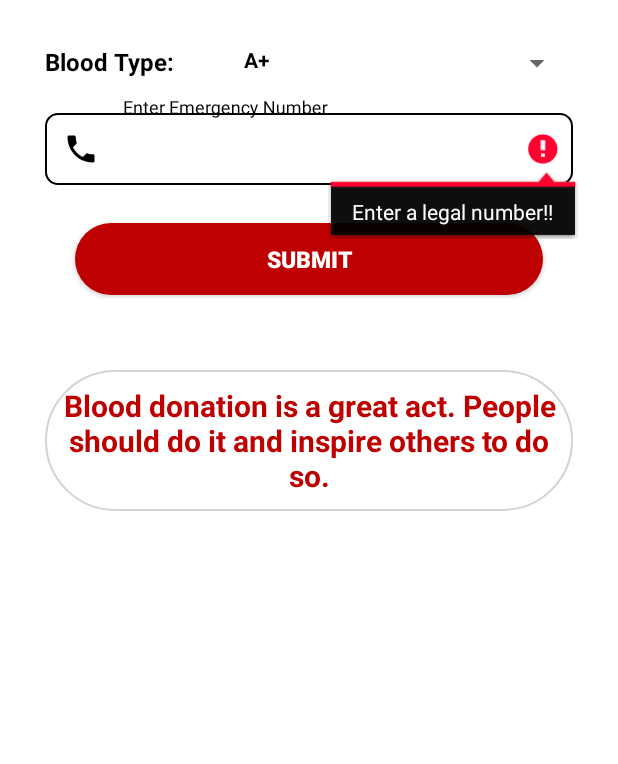
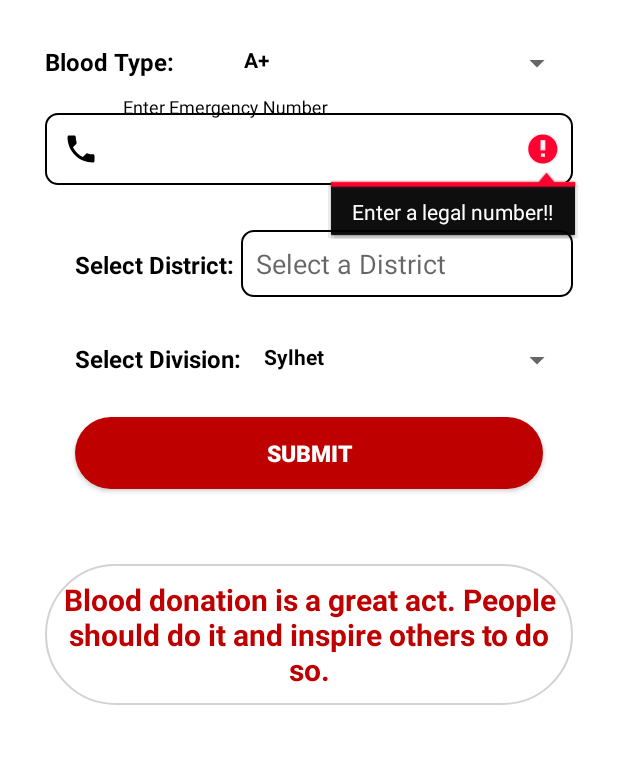
Before and after one commit to AbidAhmed2018831062/Blood-Donor, an Android app: the DonorReg screen opened directly, with no data from a screen before it, after a tap on "SUBMIT", on a phone screen of 412 x 824 dp, the part 218-982 px from its top. Run offline under Robolectric (Android 15) with nearby library versions, the light colour scheme and no system bars; our stand-ins replace Firebase (no records; nobody signed in at launch, a user with empty details on screens opened directly).

Commit message:
Second Commit of bLood donor

```diff
--- a/app/src/main/java/com/hack/blooddonor/DonorReg.java
+++ b/app/src/main/java/com/hack/blooddonor/DonorReg.java
@@ -6,6 +6,7 @@ import android.content.Intent;
 import android.os.Bundle;
 import android.view.View;
 import android.widget.ArrayAdapter;
+import android.widget.AutoCompleteTextView;
 import android.widget.Button;
 import android.widget.EditText;
 import android.widget.Spinner;
@@ -20,6 +21,9 @@ public class DonorReg extends AppCompatActivity {
     Spinner blood;
     String bl[],di[],div[];
     EditText phone;
+    Spinner division;
+    AutoCompleteTextView district;
+    ArrayAdapter<String> adapter;
     Button submit;
     @Override
     protected void onCreate(Bundle savedInstanceState) {
@@ -29,12 +33,25 @@ public class DonorReg extends AppCompatActivity {
         bl=getResources().getStringArray(R.array.BloodTypes);
         ArrayAdapter<String> ar=new ArrayAdapter<String>(this, R.layout.education,R.id.Edu,bl);
         blood.setAdapter(ar);
+        district=(AutoCompleteTextView) findViewById(R.id.district);
+        di=getResources().getStringArray(R.array.districts);
+        district.setThreshold(1);
+        adapter = new ArrayAdapter<String>(DonorReg.this,
+                R.layout.education, di);
+        district.setAdapter(adapter);
+        division=(Spinner)findViewById(R.id.division);
+
+        div=getResources().getStringArray(R.array.divisions);
+        ArrayAdapter<String> a1r=new ArrayAdapter<String>(this, R.layout.education,R.id.Edu,di);
+        district.setAdapter(a1r);
+        ArrayAdapter<String> ar2=new ArrayAdapter<String>(this, R.layout.education,R.id.Edu,div);
+        division.setAdapter(ar2);
         phone=(EditText)findViewById(R.id.phone);
         submit=(Button)findViewById(R.id.submit);
         submit.setOnClickListener(new View.OnClickListener() {
             @Override
             public void onClick(View view) {
-                if (phone.getText().toString().length() == 11) {
+                if (phone.getText().toString().length() == 11&&!district.getText().toString().equals("")) {
                     SessionManager sh2 = new SessionManager(getApplicationContext(), SessionManager.USERSESSION);
 
                     SessionManager sh = new SessionManager(getApplicationContext(), SessionManager.USERSESSION);
@@ -43,10 +60,10 @@ public class DonorReg extends AppCompatActivity {
                     String token = hm.get(SessionManager.TOKEN);
                     String name = hm.get(SessionManager.FULLNAME);
                     String url = hm.get(SessionManager.URL);
-                    String phone1 = hm.get(SessionManager.PHONE);
+                    String phone1 = phone.getText().toString();
                     String pass = hm.get(SessionManager.PASS);
-                    String dis = hm.get(SessionManager.DISTRICT);
-                    String div = hm.get(SessionManager.DIVISION);
+                    String dis = district.getText().toString();
+                    String div = division.getSelectedItem().toString();
                     String email1 = "";
                     sh2.loginSession(name,email,phone1,pass,url,"Yes",token,div,dis);
                     for (int i = 0; i < email.length(); i++) {
@@ -54,6 +71,12 @@ public class DonorReg extends AppCompatActivity {
                             break;
                         email1 += email.charAt(i);
                     }
+                    HashMap pu=new HashMap();
+                    pu.put("phone",phone1);
+                    pu.put("Division",div);
+                    pu.put("District",div);
+                    FirebaseDatabase.getInstance().getReference("Users").child(email1).
+                            updateChildren(pu);
                     Random rn=new Random();
                     long pk=rn.nextInt(10000000);
 
--- a/app/src/main/res/layout/activity_donor_reg.xml
+++ b/app/src/main/res/layout/activity_donor_reg.xml
@@ -81,6 +81,59 @@
                 android:padding="10dp"/>
 
         </com.google.android.material.textfield.TextInputLayout>
+        <LinearLayout
+            android:layout_width="match_parent"
+            android:layout_height="wrap_content"
+            android:orientation="horizontal"
+            android:layout_marginTop="10dp"
+            android:layout_marginLeft="20dp">
+            <TextView
+                android:layout_width="0dp"
+                android:layout_weight="1"
+                android:layout_height="wrap_content"
+                android:text="Select District: "
+                android:textSize="16sp"
+                android:textStyle="bold"
+
+                android:layout_marginTop="20dp"
+                android:textColor="#000"></TextView>
+            <AutoCompleteTextView
+                android:id="@+id/district"
+                android:layout_width="0dp"
+                android:layout_height="wrap_content"
+                android:completionHint="Select a country"
+                android:completionThreshold="1"
+                android:layout_weight="2"
+                android:layout_marginTop="20dp"
+                android:background="@drawable/str"
+                android:padding="10dp"
+                android:hint="Select a District"
+                android:textColor="#000" />
+        </LinearLayout>
+        <LinearLayout
+            android:layout_width="match_parent"
+            android:layout_height="wrap_content"
+            android:orientation="horizontal"
+            android:layout_marginTop="10dp"
+            android:layout_marginLeft="20dp">
+            <TextView
+                android:layout_width="0dp"
+                android:layout_weight="1"
+                android:layout_height="wrap_content"
+                android:text="Select Division:"
+                android:textSize="16sp"
+                android:textStyle="bold"
+                android:gravity="center_vertical"
+                android:layout_marginTop="20dp"
+                android:textColor="#000"></TextView>
+            <Spinner
+                android:layout_width="0dp"
+                android:layout_weight="2"
+                android:gravity="center"
+                android:layout_height="wrap_content"
+                android:layout_marginTop="20dp"
+                android:id="@+id/division"></Spinner>
+        </LinearLayout>
         <Button
             android:layout_marginLeft="20dp"
             android:layout_marginRight="20dp"
```
Also changed, not shown: app/src/main/java/com/hack/blooddonor/PersonalInfo.java (+1 -19 lines), app/src/main/res/layout/activity_personal_info.xml (+0 -52 lines).
